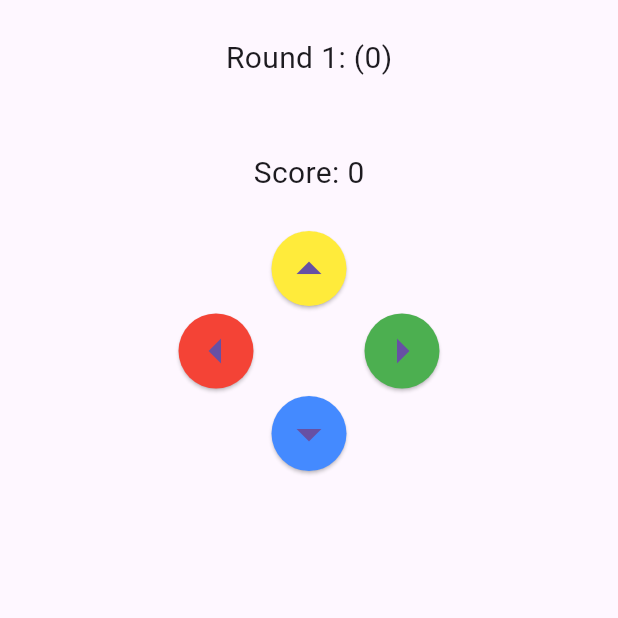
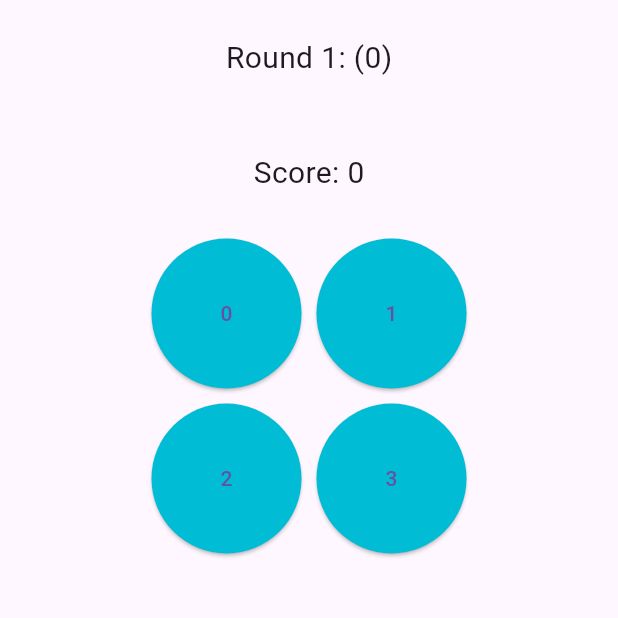
Before and after one commit to BynJerL/My-Simon-Game, a Flutter app: the screen it shows after launch, on a phone screen of 412 x 824 dp, the top half of it. Run offline on Flutter 3.47's test engine with Material 3 defaults, Android fonts, the phone set to English and light mode, and no system bars.

Commit message:
Better Button

```diff
--- a/lib/game.dart
+++ b/lib/game.dart
@@ -12,19 +12,25 @@ class _SimonGameState extends State<SimonGame> {
   bool isActive = false;
   bool isFail = false;
   bool isVictory = false;
-  int maxRound = 10;
+  int maxRound = 100;
   late var sequenceList = List.filled(maxRound, 0);
   int currentRound = 1;
   int currentSequence = 0;
   late String roundDisplay;
+  int totalRow = 2;
+  int totalColumn = 2;
+  late int totalButton;
 
   @override
   void initState() {
     super.initState();
 
+    // Initialize the number of button used
+    totalButton = totalRow * totalColumn;
+
     // Generate Sequence
     for (int i = 0; i < sequenceList.length; i++){
-      sequenceList[i] = Random().nextInt(4);
+      sequenceList[i] = Random().nextInt(totalButton);
     }
 
     DisplaySequence(currentRound);
@@ -40,7 +46,7 @@ class _SimonGameState extends State<SimonGame> {
 
   // Check
   void CheckSequence(int playerInput){
-    if (isVictory == false) {
+    if (isVictory == false && isFail == false) {
       setState(() {
         if (playerInput == sequenceList[currentSequence]) {
           if (currentSequence == (currentRound - 1)) {
@@ -97,67 +103,22 @@ class _SimonGameState extends State<SimonGame> {
                   ),
                 ),
               ),
-              ElevatedButton(
+
+              for(int i = 0; i < totalRow; i++)Row(
+                mainAxisAlignment: MainAxisAlignment.center,
+                children : [for(int j = 0; j < totalColumn; j++)Padding(
+                  padding: const EdgeInsets.all(5),
+                  child: ElevatedButton(
                     style: ButtonStyle(
-                      backgroundColor: MaterialStatePropertyAll(Colors.yellow),
-                      fixedSize: MaterialStatePropertyAll(Size(50, 50)),
-                      padding: MaterialStatePropertyAll(EdgeInsets.zero),
-                      shape: MaterialStateProperty.all(CircleBorder())
+                      backgroundColor: MaterialStatePropertyAll(Colors.cyan),
+                      fixedSize: MaterialStatePropertyAll(Size(100, 100))
                     ),
-                    onPressed: (){CheckSequence(1);},
-                    child: Icon(
-                      Icons.arrow_drop_up,
-                      size: 40,
-                    )
-                  ),
-              Row(
-                mainAxisAlignment: MainAxisAlignment.center,
-                children: [
-                  ElevatedButton(
-                    style: ButtonStyle(
-                      backgroundColor: MaterialStatePropertyAll(Colors.red),
-                      fixedSize: MaterialStatePropertyAll(Size(50, 50)),
-                      padding: MaterialStatePropertyAll(EdgeInsets.zero),
-                      shape: MaterialStateProperty.all(CircleBorder())
+                    onPressed: (){CheckSequence(i*totalColumn+j);},
+                    child: Text("${i*totalColumn+j}")
                     ),
-                    onPressed: (){CheckSequence(0);},
-                    child: Icon(
-                      Icons.arrow_left,
-                      size: 40,
-                    )
-                  ),
-                  SizedBox(
-                    width: 60,
-                    height: 60,
-                  ),
-                  ElevatedButton(
-                    style: ButtonStyle(
-                      backgroundColor: MaterialStatePropertyAll(Colors.green),
-                      fixedSize: MaterialStatePropertyAll(Size(50, 50)),
-                      padding: MaterialStatePropertyAll(EdgeInsets.zero),
-                      shape: MaterialStateProperty.all(CircleBorder())
-                    ),
-                    onPressed: (){CheckSequence(2);},
-                    child: Icon(
-                      Icons.arrow_right,
-                      size: 40,
-                    )
-                  )
-                ],
+                ),
+                ]
               ),
-              ElevatedButton(
-                    style: ButtonStyle(
-                      backgroundColor: MaterialStatePropertyAll(Colors.blueAccent),
-                      fixedSize: MaterialStatePropertyAll(Size(50, 50)),
-                      padding: MaterialStatePropertyAll(EdgeInsets.zero),
-                      shape: MaterialStateProperty.all(CircleBorder())
-                    ),
-                    onPressed: (){CheckSequence(3);},
-                    child: Icon(
-                      Icons.arrow_drop_down,
-                      size: 40,
-                    )
-                  ),
             ],
           ),
         )
```
